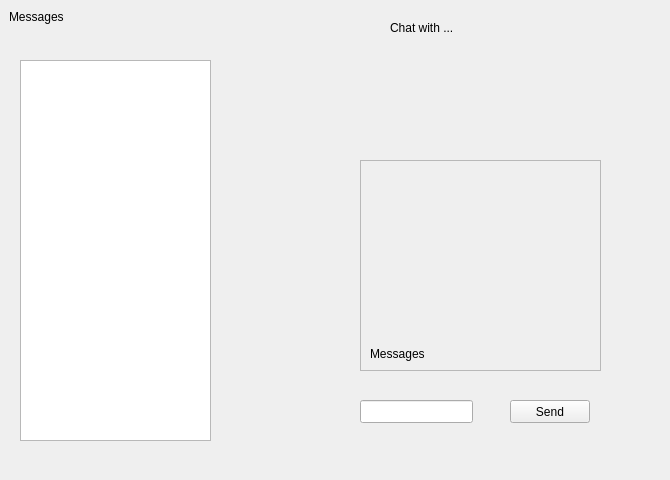
Old version of the form gui/ui_component_templates/messenger_page.ui in the repository mGarbowski/pipr-piprbook.
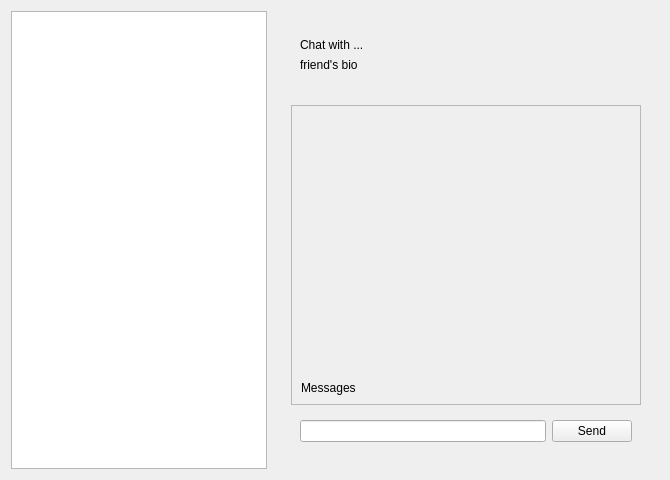
New version of the form.

Commit message: fixed MessengerPage styling, displaying info about selected friend

What changed in the file:
```diff
--- a/gui/ui_component_templates/messenger_page.ui
+++ b/gui/ui_component_templates/messenger_page.ui
@@ -13,51 +13,67 @@
   <property name="windowTitle">
    <string>Form</string>
   </property>
-  <widget class="QLabel" name="header">
-   <property name="geometry">
-    <rect>
-     <x>9</x>
-     <y>9</y>
-     <width>142</width>
-     <height>16</height>
-    </rect>
-   </property>
-   <property name="text">
-    <string>Messages</string>
-   </property>
-  </widget>
+  <layout class="QGridLayout" name="gridLayout">
+   <item row="0" column="1">
+    <widget class="QWidget" name="widget_5" native="true">
+     <layout class="QVBoxLayout" name="verticalLayout_4">
+      <item>
+       <widget class="QWidget" name="widget_4" native="true">
+        <property name="sizePolicy">
+         <sizepolicy hsizetype="Preferred" vsizetype="Preferred">
+          <horstretch>0</horstretch>
+          <verstretch>0</verstretch>
+         </sizepolicy>
+        </property>
+        <layout class="QHBoxLayout" name="horizontalLayout_2">
+         <item>
+          <widget class="QWidget" name="widget_3" native="true">
+           <layout class="QVBoxLayout" name="verticalLayout_3">
+            <item>
   <widget class="QLabel" name="user_info">
-   <property name="geometry">
-    <rect>
-     <x>390</x>
-     <y>20</y>
-     <width>111</width>
-     <height>16</height>
-    </rect>
-   </property>
    <property name="text">
     <string>Chat with ...</string>
    </property>
   </widget>
-  <widget class="QListWidget" name="friends_list">
+            </item>
+            <item>
+             <widget class="QLabel" name="friend_bio">
+              <property name="text">
+               <string>friend's bio</string>
+              </property>
+             </widget>
+            </item>
+           </layout>
+          </widget>
+         </item>
+         <item>
+          <widget class="QWidget" name="widget_6" native="true">
+           <widget class="QLabel" name="friend_profile_picture">
    <property name="geometry">
     <rect>
-     <x>20</x>
-     <y>60</y>
-     <width>191</width>
-     <height>381</height>
-    </rect>
-   </property>
-  </widget>
+              <x>100</x>
+              <y>0</y>
+              <width>71</width>
+              <height>51</height>
+             </rect>
+            </property>
+            <property name="text">
+             <string/>
+            </property>
+            <property name="scaledContents">
+             <bool>true</bool>
+            </property>
+           </widget>
+          </widget>
+         </item>
+        </layout>
+       </widget>
+      </item>
+      <item>
+       <widget class="QWidget" name="widget" native="true">
+        <layout class="QVBoxLayout" name="verticalLayout_2">
+         <item>
   <widget class="QScrollArea" name="messages_container">
-   <property name="geometry">
-    <rect>
-     <x>360</x>
-     <y>160</y>
-     <width>241</width>
-     <height>211</height>
-    </rect>
-   </property>
    <property name="widgetResizable">
     <bool>true</bool>
    </property>
@@ -66,8 +82,8 @@
      <rect>
       <x>0</x>
       <y>0</y>
-      <width>239</width>
-      <height>209</height>
+              <width>352</width>
+              <height>299</height>
      </rect>
     </property>
     <layout class="QVBoxLayout" name="verticalLayout">
@@ -84,29 +100,40 @@
     </layout>
    </widget>
   </widget>
-  <widget class="QLineEdit" name="message_input">
-   <property name="geometry">
-    <rect>
-     <x>360</x>
-     <y>400</y>
-     <width>113</width>
-     <height>23</height>
-    </rect>
-   </property>
-  </widget>
+         </item>
+         <item>
+          <widget class="QWidget" name="widget_2" native="true">
+           <layout class="QHBoxLayout" name="horizontalLayout">
+            <item>
+             <widget class="QLineEdit" name="message_input"/>
+            </item>
+            <item>
   <widget class="QPushButton" name="send_button">
-   <property name="geometry">
-    <rect>
-     <x>510</x>
-     <y>400</y>
-     <width>80</width>
-     <height>23</height>
-    </rect>
-   </property>
    <property name="text">
     <string>Send</string>
    </property>
   </widget>
+            </item>
+           </layout>
+          </widget>
+         </item>
+        </layout>
+       </widget>
+      </item>
+     </layout>
+    </widget>
+   </item>
+   <item row="0" column="0">
+    <widget class="QListWidget" name="friends_list">
+     <property name="sizePolicy">
+      <sizepolicy hsizetype="Minimum" vsizetype="Expanding">
+       <horstretch>0</horstretch>
+       <verstretch>0</verstretch>
+      </sizepolicy>
+     </property>
+    </widget>
+   </item>
+  </layout>
  </widget>
  <resources/>
  <connections/>
```
Lines whose indentation alone changed are shown as unchanged. The commit also changes 2 other files.
